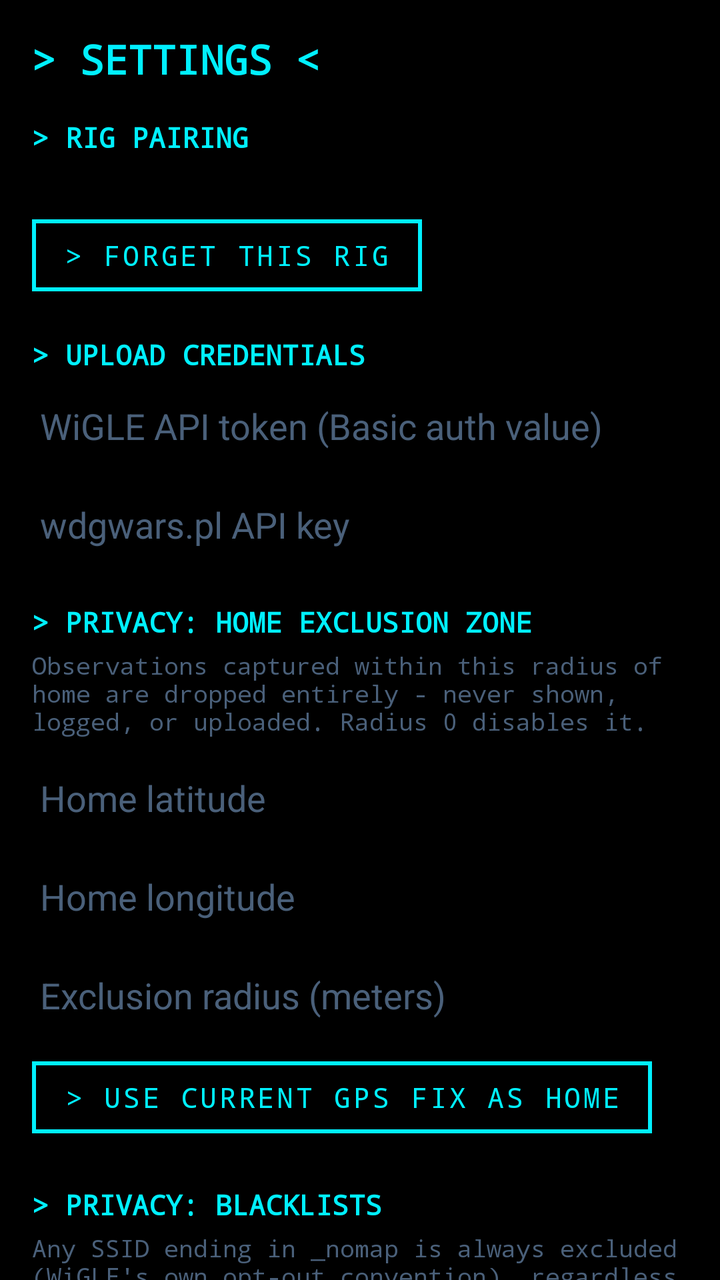
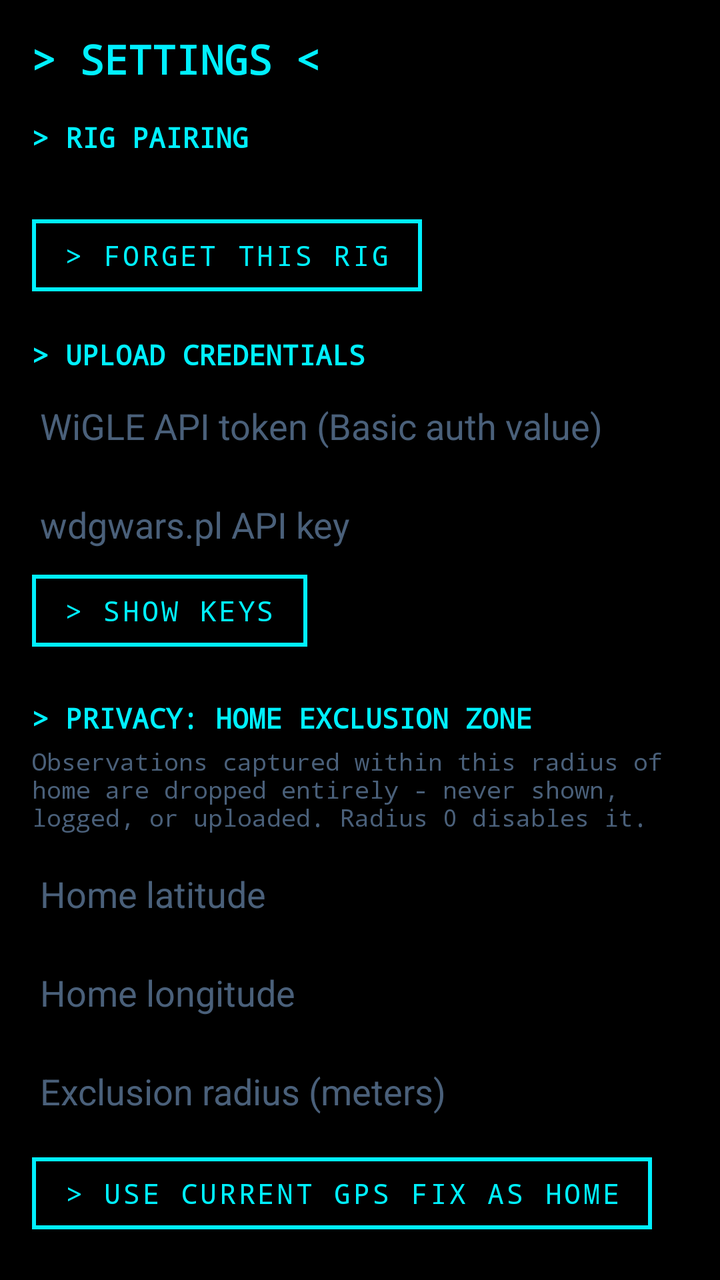

Screens rendered from an Android XML layout before and after an edit, with the pre-edit source and the edit as a unified diff.
<!-- AndroidManifest.xml: application theme Theme.WardriveBridge -->
<!-- res/layout/activity_settings.xml -->
<?xml version="1.0" encoding="utf-8"?>
<ScrollView xmlns:android="http://schemas.android.com/apk/res/android"
    android:layout_width="match_parent"
    android:layout_height="match_parent"
    android:background="@color/background">

    <LinearLayout
        android:layout_width="match_parent"
        android:layout_height="wrap_content"
        android:orientation="vertical"
        android:padding="16dp">

        <TextView
            android:layout_width="match_parent"
            android:layout_height="wrap_content"
            android:text="&gt; SETTINGS &lt;"
            android:textColor="@color/cyan_500"
            android:textSize="20sp"
            android:textStyle="bold"
            android:paddingBottom="16dp" />

        <TextView
            android:layout_width="match_parent"
            android:layout_height="wrap_content"
            android:text="&gt; RIG PAIRING"
            android:textColor="@color/cyan_500"
            android:textSize="14sp"
            android:textStyle="bold"
            android:paddingBottom="4dp" />

        <TextView
            android:id="@+id/pairedRigText"
            android:layout_width="match_parent"
            android:layout_height="wrap_content"
            android:textColor="@color/text_primary"
            android:textSize="13sp" />

        <Button
            android:id="@+id/forgetRigButton"
            android:layout_width="wrap_content"
            android:layout_height="wrap_content"
            android:text="&gt; FORGET THIS RIG"
            android:layout_marginTop="4dp"
            android:layout_marginBottom="16dp" />

        <TextView
            android:layout_width="match_parent"
            android:layout_height="wrap_content"
            android:text="&gt; UPLOAD CREDENTIALS"
            android:textColor="@color/cyan_500"
            android:textSize="14sp"
            android:textStyle="bold"
            android:paddingBottom="4dp" />

        <EditText
            android:id="@+id/wigleTokenInput"
            android:layout_width="match_parent"
            android:layout_height="wrap_content"
            android:hint="WiGLE API token (Basic auth value)"
            android:textColorHint="@color/text_secondary"
            android:textColor="@color/text_primary"
            android:inputType="textVisiblePassword"
            android:singleLine="true" />

        <EditText
            android:id="@+id/wdgwarsKeyInput"
            android:layout_width="match_parent"
            android:layout_height="wrap_content"
            android:hint="wdgwars.pl API key"
            android:textColorHint="@color/text_secondary"
            android:textColor="@color/text_primary"
            android:inputType="textVisiblePassword"
            android:singleLine="true"
            android:layout_marginTop="8dp" />

        <TextView
            android:layout_width="match_parent"
            android:layout_height="wrap_content"
            android:text="&gt; PRIVACY: HOME EXCLUSION ZONE"
            android:textColor="@color/cyan_500"
            android:textSize="14sp"
            android:textStyle="bold"
            android:paddingTop="20dp"
            android:paddingBottom="4dp" />

        <TextView
            android:layout_width="match_parent"
            android:layout_height="wrap_content"
            android:text="Observations captured within this radius of home are dropped entirely - never shown, logged, or uploaded. Radius 0 disables it."
            android:textColor="@color/text_secondary"
            android:textSize="12sp"
            android:paddingBottom="8dp" />

        <EditText
            android:id="@+id/homeLatInput"
            android:layout_width="match_parent"
            android:layout_height="wrap_content"
            android:hint="Home latitude"
            android:textColorHint="@color/text_secondary"
            android:textColor="@color/text_primary"
            android:inputType="numberSigned|numberDecimal"
            android:singleLine="true" />

        <EditText
            android:id="@+id/homeLonInput"
            android:layout_width="match_parent"
            android:layout_height="wrap_content"
            android:hint="Home longitude"
            android:textColorHint="@color/text_secondary"
            android:textColor="@color/text_primary"
            android:inputType="numberSigned|numberDecimal"
            android:singleLine="true"
            android:layout_marginTop="8dp" />

        <EditText
            android:id="@+id/homeRadiusInput"
            android:layout_width="match_parent"
            android:layout_height="wrap_content"
            android:hint="Exclusion radius (meters)"
            android:textColorHint="@color/text_secondary"
            android:textColor="@color/text_primary"
            android:inputType="numberDecimal"
            android:singleLine="true"
            android:layout_marginTop="8dp" />

        <Button
            android:id="@+id/useCurrentLocationButton"
            android:layout_width="wrap_content"
            android:layout_height="wrap_content"
            android:text="&gt; USE CURRENT GPS FIX AS HOME"
            android:layout_marginTop="8dp" />

        <TextView
            android:layout_width="match_parent"
            android:layout_height="wrap_content"
            android:text="&gt; PRIVACY: BLACKLISTS"
            android:textColor="@color/cyan_500"
            android:textSize="14sp"
            android:textStyle="bold"
            android:paddingTop="20dp"
            android:paddingBottom="4dp" />

        <TextView
            android:layout_width="match_parent"
            android:layout_height="wrap_content"
            android:text="Any SSID ending in _nomap is always excluded (WiGLE's own opt-out convention), regardless of these lists."
            android:textColor="@color/text_secondary"
            android:textSize="12sp"
            android:paddingBottom="8dp" />

        <EditText
            android:id="@+id/macBlacklistInput"
            android:layout_width="match_parent"
            android:layout_height="wrap_content"
            android:hint="MAC blacklist, comma-separated"
            android:textColorHint="@color/text_secondary"
            android:textColor="@color/text_primary" />

        <EditText
            android:id="@+id/ssidBlacklistInput"
            android:layout_width="match_parent"
            android:layout_height="wrap_content"
            android:hint="SSID/name blacklist, comma-separated"
            android:textColorHint="@color/text_secondary"
            android:textColor="@color/text_primary"
            android:layout_marginTop="8dp" />

        <TextView
            android:layout_width="match_parent"
            android:layout_height="wrap_content"
            android:text="&gt; GPS QUALITY GATING"
            android:textColor="@color/cyan_500"
            android:textSize="14sp"
            android:textStyle="bold"
            android:paddingTop="20dp"
            android:paddingBottom="4dp" />

        <TextView
            android:layout_width="match_parent"
            android:layout_height="wrap_content"
            android:text="Pause logging when HDOP (horizontal position quality from real GPS NMEA data) rises above this value - tunnels, urban canyons, or no fix yet. 0 disables this and always logs."
            android:textColor="@color/text_secondary"
            android:textSize="12sp"
            android:paddingBottom="8dp" />

        <EditText
            android:id="@+id/maxHdopInput"
            android:layout_width="match_parent"
            android:layout_height="wrap_content"
            android:hint="Max HDOP, 0 = disabled"
            android:textColorHint="@color/text_secondary"
            android:textColor="@color/text_primary"
            android:inputType="numberDecimal"
            android:singleLine="true" />

        <TextView
            android:layout_width="match_parent"
            android:layout_height="wrap_content"
            android:text="&gt; STORAGE"
            android:textColor="@color/cyan_500"
            android:textSize="14sp"
            android:textStyle="bold"
            android:paddingTop="20dp"
            android:paddingBottom="4dp" />

        <TextView
            android:layout_width="match_parent"
            android:layout_height="wrap_content"
            android:text="Delete logs older than this many days on app start. 0 keeps everything forever."
            android:textColor="@color/text_secondary"
            android:textSize="12sp"
            android:paddingBottom="8dp" />

        <EditText
            android:id="@+id/retentionDaysInput"
            android:layout_width="match_parent"
            android:layout_height="wrap_content"
            android:hint="Retention (days), 0 = forever"
            android:textColorHint="@color/text_secondary"
            android:textColor="@color/text_primary"
            android:inputType="number"
            android:singleLine="true" />

        <Button
            android:id="@+id/saveSettingsButton"
            android:layout_width="match_parent"
            android:layout_height="wrap_content"
            android:text="&gt; SAVE"
            android:layout_marginTop="24dp" />

    </LinearLayout>
</ScrollView>
<!-- resources referenced by this layout -->
<resources>
  <color name="background">#000000</color>
  <color name="cyan_500">#00F0FF</color>
  <color name="text_primary">#00F0FF</color>
  <color name="text_secondary">#4A607A</color>
  <style name="Theme.WardriveBridge" parent="Theme.MaterialComponents.DayNight.NoActionBar">
          <item name="colorPrimary">@color/cyan_500</item>
          <item name="colorPrimaryDark">@color/pure_black</item>
          <item name="colorAccent">@color/cyan_500</item>
          <item name="android:windowBackground">@color/background</item>
          
          <item name="android:textViewStyle">@style/TacticalTextView</item>
          <item name="buttonStyle">@style/TacticalButton</item>
          <item name="materialButtonStyle">@style/TacticalButton</item>
          <item name="android:editTextStyle">@style/TacticalEditText</item>
      </style>
  <color name="pure_black">#000000</color>
  <style name="TacticalTextView" parent="android:Widget.TextView">
          <item name="android:fontFamily">monospace</item>
          <item name="android:typeface">monospace</item>
      </style>
  <style name="TacticalButton" parent="Widget.MaterialComponents.Button.OutlinedButton">
          <item name="android:fontFamily">monospace</item>
          <item name="android:typeface">monospace</item>
          <item name="android:textAllCaps">true</item>
          <item name="android:textColor">@color/cyan_500</item>
          <item name="strokeColor">@color/cyan_500</item>
          <item name="strokeWidth">2dp</item>
          <item name="cornerRadius">0dp</item>
          <item name="rippleColor">@color/cyan_500</item>
          <item name="android:elevation">0dp</item>
          <item name="android:stateListAnimator">@null</item>
      </style>
  <style name="TacticalEditText" parent="android:Widget.EditText">
          <item name="android:fontFamily">monospace</item>
          <item name="android:typeface">monospace</item>
          <item name="android:textColor">@color/text_primary</item>
          <item name="android:textColorHint">@color/text_secondary</item>
      </style>
</resources>

<!-- the commit's change to res/layout/activity_settings.xml (unified diff, before → after) -->
@@ -59,7 +59,7 @@
             android:hint="WiGLE API token (Basic auth value)"
             android:textColorHint="@color/text_secondary"
             android:textColor="@color/text_primary"
-            android:inputType="textVisiblePassword"
+            android:inputType="textPassword"
             android:singleLine="true" />
 
         <EditText
@@ -69,9 +69,15 @@
             android:hint="wdgwars.pl API key"
             android:textColorHint="@color/text_secondary"
             android:textColor="@color/text_primary"
-            android:inputType="textVisiblePassword"
+            android:inputType="textPassword"
             android:singleLine="true"
             android:layout_marginTop="8dp" />
+
+        <Button
+            android:id="@+id/showKeysButton"
+            android:layout_width="wrap_content"
+            android:layout_height="wrap_content"
+            android:text="&gt; SHOW KEYS" />
 
         <TextView
             android:layout_width="match_parent"
@@ -221,6 +227,40 @@
             android:inputType="number"
             android:singleLine="true" />
 
+        <TextView
+            android:layout_width="match_parent"
+            android:layout_height="wrap_content"
+            android:text="&gt; DRIVING"
+            android:textColor="@color/cyan_500"
+            android:textSize="14sp"
+            android:textStyle="bold"
+            android:paddingTop="20dp"
+            android:paddingBottom="4dp" />
+
+        <EditText
+            android:id="@+id/spokenMinutesInput"
+            android:layout_width="match_parent"
+            android:layout_height="wrap_content"
+            android:hint="Spoken update every N minutes, 0 = off"
+            android:textColorHint="@color/text_secondary"
+            android:textColor="@color/text_primary"
+            android:inputType="number"
+            android:singleLine="true" />
+
+        <CheckBox
+            android:id="@+id/spokenTrackerCheck"
+            android:layout_width="wrap_content"
+            android:layout_height="wrap_content"
+            android:textColor="@color/text_primary"
+            android:text="Say it out loud when a tracker seems to follow you" />
+
+        <CheckBox
+            android:id="@+id/autoUploadCheck"
+            android:layout_width="wrap_content"
+            android:layout_height="wrap_content"
+            android:textColor="@color/text_primary"
+            android:text="Upload each run automatically when it stops on WiFi" />
+
         <Button
             android:id="@+id/saveSettingsButton"
             android:layout_width="match_parent"
